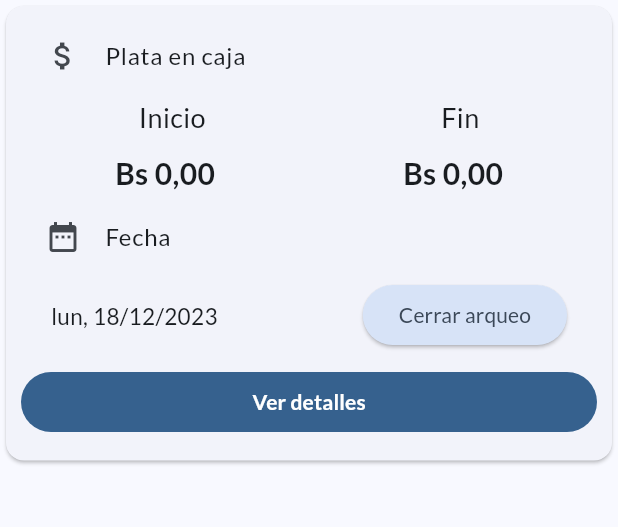
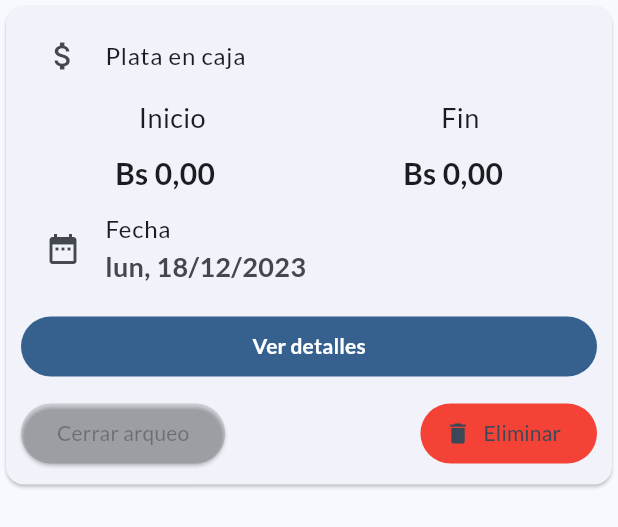
Before and after one commit to Jose20025/arqueo_caja, a Flutter app: the CashCountCard widget shown alone on an empty page, opened directly with empty values, on a phone screen of 412 x 824 dp. Shown: the top 527 px of the screen. Run offline on Flutter 3.47's test engine with Material 3 defaults, Android fonts, the phone set to English and light mode, and no system bars; our stand-ins replace google_fonts, shared_preferences; accounts and stored records are empty.

Commit message:
refactor complete

```diff
--- a/lib/custom/cashcount_card.dart
+++ /dev/null
@@ -1,107 +0,0 @@
-import 'package:arqueo_caja/models/cash_count.dart';
-import 'package:arqueo_caja/models/props.dart';
-import 'package:flutter/material.dart';
-import 'package:intl/intl.dart';
-
-class CashCountCard extends StatelessWidget {
-  const CashCountCard({
-    super.key,
-    required this.cashCount,
-  });
-
-  final CashCount cashCount;
-
-  @override
-  Widget build(BuildContext context) {
-    return SizedBox(
-      child: Column(
-        children: [
-          Card(
-            child: Container(
-              padding: const EdgeInsets.symmetric(horizontal: 10, vertical: 5),
-              child: Column(
-                mainAxisSize: MainAxisSize.min,
-                crossAxisAlignment: CrossAxisAlignment.stretch,
-                children: [
-                  const ListTile(
-                    leading: Icon(Icons.attach_money),
-                    title: Text('Plata en caja'),
-                  ),
-                  const Row(
-                    mainAxisAlignment: MainAxisAlignment.spaceAround,
-                    children: [
-                      Text(
-                        'Inicio',
-                        style: TextStyle(fontSize: 18),
-                      ),
-                      Text(
-                        'Fin',
-                        style: TextStyle(fontSize: 18),
-                      )
-                    ],
-                  ),
-                  const SizedBox(height: 10),
-                  Row(
-                    mainAxisAlignment: MainAxisAlignment.spaceAround,
-                    children: [
-                      Text(
-                        NumberFormat.currency().format(cashCount.initalAmount),
-                        style: const TextStyle(
-                            fontSize: 20, fontWeight: FontWeight.bold),
-                      ),
-                      Text(
-                        NumberFormat.currency().format(cashCount.finalAmount),
-                        style: const TextStyle(
-                            fontSize: 20, fontWeight: FontWeight.bold),
-                      ),
-                    ],
-                  ),
-                  const ListTile(
-                    leading: Icon(Icons.date_range),
-                    title: Text('Fecha'),
-                  ),
-                  Padding(
-                    padding: const EdgeInsets.symmetric(horizontal: 20),
-                    child: Row(
-                      mainAxisAlignment: MainAxisAlignment.spaceBetween,
-                      children: [
-                        Text(
-                          DateFormat.yMEd().format(cashCount.date),
-                          style: const TextStyle(
-                              fontSize: 15, fontWeight: FontWeight.w400),
-                        ),
-                        FilledButton.tonal(
-                          onPressed: cashCount.finalAmount == 0
-                              ? () {
-                                  Navigator.pushNamed(context, '/add',
-                                      arguments: Props(
-                                          cashCount: cashCount,
-                                          where: '/complete'));
-                                }
-                              : null,
-                          style: ButtonStyle(
-                            elevation: MaterialStateProperty.all(1),
-                          ),
-                          child: const Text('Cerrar arqueo'),
-                        )
-                      ],
-                    ),
-                  ),
-                  const SizedBox(height: 10),
-                  FilledButton(
-                    onPressed: () {},
-                    child: const Text(
-                      'Ver detalles',
-                      style: TextStyle(fontWeight: FontWeight.bold),
-                    ),
-                  ),
-                  const SizedBox(height: 10),
-                ],
-              ),
-            ),
-          ),
-        ],
-      ),
-    );
-  }
-}
--- /dev/null
+++ b/lib/custom/daycashcount_card.dart
@@ -0,0 +1,130 @@
+import 'package:arqueo_caja/models/day_cash_count.dart';
+import 'package:arqueo_caja/models/props.dart';
+import 'package:arqueo_caja/pages/details_page.dart';
+import 'package:arqueo_caja/providers/daycashcount_provider.dart';
+import 'package:flutter/material.dart';
+import 'package:intl/intl.dart';
+import 'package:provider/provider.dart';
+
+class CashCountCard extends StatelessWidget {
+  const CashCountCard({
+    super.key,
+    required this.dayCashCount,
+  });
+
+  final DayCashCount dayCashCount;
+
+  @override
+  Widget build(BuildContext context) {
+    return SizedBox(
+      child: Column(
+        children: [
+          Card(
+            child: Container(
+              padding: const EdgeInsets.symmetric(horizontal: 10, vertical: 5),
+              child: Column(
+                mainAxisSize: MainAxisSize.min,
+                crossAxisAlignment: CrossAxisAlignment.stretch,
+                children: [
+                  const ListTile(
+                    leading: Icon(Icons.attach_money),
+                    title: Text('Plata en caja'),
+                  ),
+                  const Row(
+                    mainAxisAlignment: MainAxisAlignment.spaceAround,
+                    children: [
+                      Text(
+                        'Inicio',
+                        style: TextStyle(fontSize: 18),
+                      ),
+                      Text(
+                        'Fin',
+                        style: TextStyle(fontSize: 18),
+                      )
+                    ],
+                  ),
+                  const SizedBox(height: 10),
+                  Row(
+                    mainAxisAlignment: MainAxisAlignment.spaceAround,
+                    children: [
+                      Text(
+                        NumberFormat.currency()
+                            .format(dayCashCount.initialCashCount.amount),
+                        style: const TextStyle(
+                            fontSize: 20, fontWeight: FontWeight.bold),
+                      ),
+                      Text(
+                        NumberFormat.currency().format(
+                            dayCashCount.finalCashCount == null
+                                ? 0
+                                : dayCashCount.finalCashCount!.amount),
+                        style: const TextStyle(
+                            fontSize: 20, fontWeight: FontWeight.bold),
+                      ),
+                    ],
+                  ),
+                  ListTile(
+                    leading: const Icon(Icons.date_range),
+                    title: const Text('Fecha'),
+                    subtitle: Text(
+                      DateFormat.yMEd().format(dayCashCount.date),
+                      style: const TextStyle(
+                          fontSize: 18, fontWeight: FontWeight.bold),
+                    ),
+                  ),
+                  const SizedBox(height: 5),
+                  FilledButton(
+                    onPressed: () {
+                      Navigator.of(context).push(MaterialPageRoute(
+                        builder: (_) => DetailsPage(
+                          dayCashCount: dayCashCount,
+                        ),
+                      ));
+                    },
+                    child: const Text(
+                      'Ver detalles',
+                      style: TextStyle(fontWeight: FontWeight.bold),
+                    ),
+                  ),
+                  const SizedBox(height: 10),
+                  Row(
+                    mainAxisAlignment: MainAxisAlignment.spaceBetween,
+                    children: [
+                      FilledButton.tonal(
+                        onPressed: dayCashCount.finalCashCount == null
+                            ? () {
+                                Navigator.pushNamed(context, '/add',
+                                    arguments: Props(
+                                        dayCashCount: dayCashCount,
+                                        where: '/complete'));
+                              }
+                            : null,
+                        style: ButtonStyle(
+                          elevation: MaterialStateProperty.all(1),
+                        ),
+                        child: const Text('Cerrar arqueo'),
+                      ),
+                      FilledButton.tonalIcon(
+                        onPressed: () {
+                          context
+                              .read<DayCashCountProvider>()
+                              .deleteDayCashCount(dayCashCount.id);
+                        },
+                        icon: const Icon(Icons.delete),
+                        label: const Text('Eliminar'),
+                        style: const ButtonStyle(
+                            backgroundColor:
+                                MaterialStatePropertyAll(Colors.red)),
+                      )
+                    ],
+                  ),
+                  const SizedBox(height: 5),
+                ],
+              ),
+            ),
+          ),
+        ],
+      ),
+    );
+  }
+}
--- a/lib/main.dart
+++ b/lib/main.dart
@@ -1,8 +1,7 @@
 import 'package:arqueo_caja/config/theme.dart';
 import 'package:arqueo_caja/pages/add_cashcount_page.dart';
 import 'package:arqueo_caja/pages/home_page.dart';
-import 'package:arqueo_caja/pages/result_page.dart';
-import 'package:arqueo_caja/providers/cashcount_provider.dart';
+import 'package:arqueo_caja/providers/daycashcount_provider.dart';
 import 'package:flutter/material.dart';
 import 'package:intl/date_symbol_data_local.dart';
 import 'package:intl/intl.dart';
@@ -44,7 +43,7 @@ class MyApp extends StatelessWidget {
     return MultiProvider(
       providers: [
         ChangeNotifierProvider(
-          create: (_) => CashCountProvider(),
+          create: (_) => DayCashCountProvider(),
         )
       ],
       child: MaterialApp(
@@ -56,7 +55,6 @@ class MyApp extends StatelessWidget {
         routes: {
           '/': (context) => const HomePage(),
           '/add': (context) => const AddCashCountPage(),
-          '/result': (context) => const ResultPage(),
         },
       ),
     );
--- a/lib/models/cash_count.dart
+++ b/lib/models/cash_count.dart
@@ -1,8 +1,5 @@
 class CashCount {
-  final String id;
-  final double initalAmount;
-  double finalAmount = 0;
-  final DateTime date;
+  double amount;
   final int? cash10;
   final int? cash20;
   final int? cash50;
@@ -16,10 +13,7 @@ class CashCount {
   double? backMoney;
 
   CashCount({
-    required this.id,
-    required this.initalAmount,
-    required this.date,
-    this.finalAmount = 0,
+    required this.amount,
     this.cash10,
     this.cash20,
     this.cash50,
@@ -33,16 +27,13 @@ class CashCount {
     this.backMoney,
   });
 
-  void setFinalAmount(double finalAmount) {
-    this.finalAmount = finalAmount;
+  void setAmount(double amount) {
+    this.amount = amount;
   }
 
   Map<String, dynamic> toJson() {
     return {
-      'id': id,
-      'initalAmount': initalAmount,
-      'finalAmount': finalAmount,
-      'date': date.toIso8601String(),
+      'amount': amount,
       'cash10': cash10,
       'cash20': cash20,
       'cash50': cash50,
@@ -59,10 +50,7 @@ class CashCount {
 
   factory CashCount.fromJson(Map<String, dynamic> json) {
     return CashCount(
-      id: json['id'],
-      initalAmount: json['initalAmount'],
-      finalAmount: json['finalAmount'],
-      date: DateTime.parse(json['date']),
+      amount: json['amount'],
       cash10: json['cash10'],
       cash20: json['cash20'],
       cash50: json['cash50'],
--- /dev/null
+++ b/lib/models/day_cash_count.dart
@@ -0,0 +1,39 @@
+import 'package:arqueo_caja/models/cash_count.dart';
+
+class DayCashCount {
+  final String id;
+  final CashCount initialCashCount;
+  CashCount? finalCashCount;
+  final DateTime date;
+
+  DayCashCount({
+    required this.id,
+    required this.initialCashCount,
+    this.finalCashCount,
+    required this.date,
+  });
+
+  void setFinalCashCount(CashCount finalCashCount) {
+    this.finalCashCount = finalCashCount;
+  }
+
+  factory DayCashCount.fromJson(Map<String, dynamic> json) {
+    return DayCashCount(
+      id: json['id'],
+      initialCashCount: CashCount.fromJson(json['initialCashCount']),
+      finalCashCount: json['finalCashCount'] != null
+          ? CashCount.fromJson(json['finalCashCount'])
+          : null,
+      date: DateTime.parse(json['date']),
+    );
+  }
+
+  Map<String, dynamic> toJson() {
+    return {
+      'id': id,
+      'initialCashCount': initialCashCount.toJson(),
+      'finalCashCount': finalCashCount?.toJson(),
+      'date': date.toIso8601String(),
+    };
+  }
+}
--- a/lib/models/props.dart
+++ b/lib/models/props.dart
@@ -1,8 +1,8 @@
-import 'package:arqueo_caja/models/cash_count.dart';
+import 'package:arqueo_caja/models/day_cash_count.dart';
 
 class Props {
   String? where;
-  CashCount? cashCount;
+  DayCashCount? dayCashCount;
 
-  Props({this.where, this.cashCount});
+  Props({this.where, this.dayCashCount});
 }
```
Also changed, not shown: lib/custom/cashcount_result_card.dart (+6 -5 lines), lib/pages/add_cashcount_page.dart (+42 -12 lines), lib/pages/details_page.dart (added, +35 -0 lines), lib/pages/home_page.dart (+17 -16 lines), lib/pages/result_page.dart (deleted, +0 -33 lines), lib/providers/cashcount_provider.dart (deleted, +0 -53 lines), lib/providers/daycashcount_provider.dart (added, +62 -0 lines).
